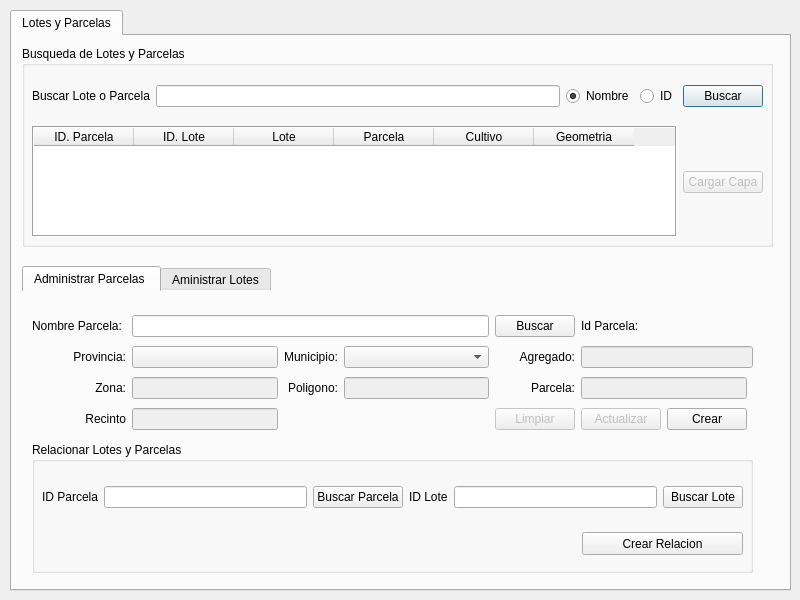
This is ui/agrae_main.ui in franciscocontreras93/agrae as Qt 5 draws it before an edit. The edited form follows.
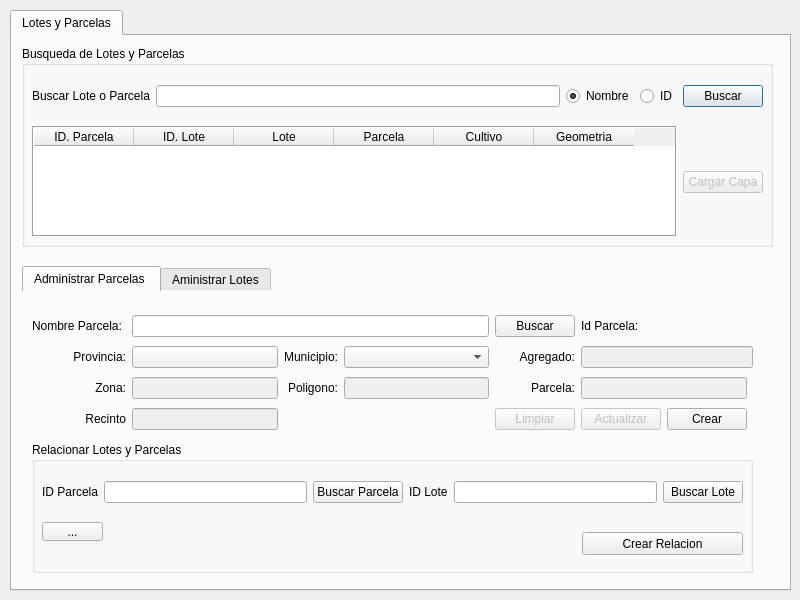
This is the edited form. The open tabs and pages were chosen to show the change.

Patch:
```diff
--- a/ui/agrae_main.ui
+++ b/ui/agrae_main.ui
@@ -454,7 +454,7 @@
           <x>10</x>
           <y>30</y>
           <width>701</width>
-          <height>51</height>
+          <height>41</height>
          </rect>
         </property>
         <layout class="QGridLayout" name="gridLayout_9" columnstretch="0,0,0,0,0,0">
@@ -527,6 +527,19 @@
          <string>Crear Relacion</string>
         </property>
        </widget>
+       <widget class="QToolButton" name="toolButton">
+        <property name="geometry">
+         <rect>
+          <x>10</x>
+          <y>80</y>
+          <width>61</width>
+          <height>19</height>
+         </rect>
+        </property>
+        <property name="text">
+         <string>...</string>
+        </property>
+       </widget>
       </widget>
      </widget>
      <widget class="QWidget" name="tab_lote">
```
Left out of the diff: 4 changed lines with no effect on the pictures.
